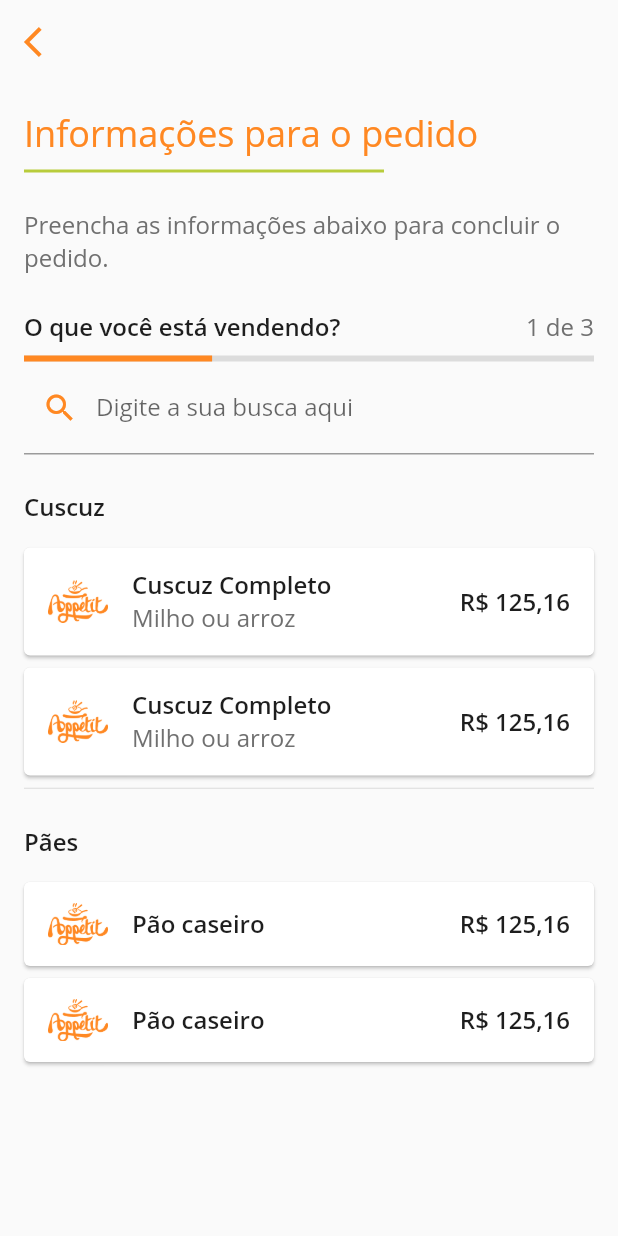
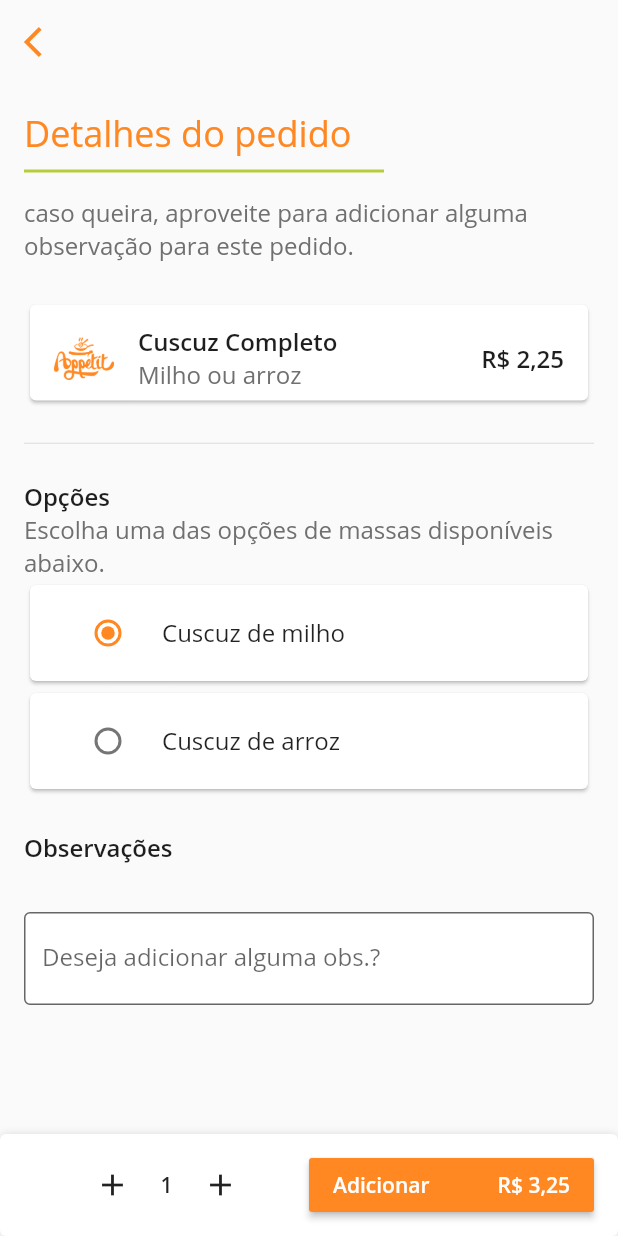
Before and after one commit to thasciano/appetit_app, a Flutter app: the NovoPedidoPage screen opened directly, after a tap on "Cuscuz Completo", on a phone screen of 412 x 824 dp. Run offline on Flutter 3.47's test engine with Material 2 defaults, Android fonts, the phone set to English and light mode, and no system bars.

Commit message:
* Criado a tela de detalhes do pedido.

```diff
--- /dev/null
+++ b/lib/pages/detalhes_pedido_page.dart
@@ -0,0 +1,207 @@
+import 'package:appetit_app/utils/Constants.dart';
+import 'package:appetit_app/utils/nav.dart';
+import 'package:flutter/material.dart';
+
+///
+/// Created by Thasciano Carvalho on 29/10/2019.
+/// thasciano@gmail.com
+///
+class DetalhesPedidoPage extends StatefulWidget {
+  @override
+  _DetalhesPedidoPageState createState() => _DetalhesPedidoPageState();
+}
+
+class _DetalhesPedidoPageState extends State<DetalhesPedidoPage> {
+
+  List<String> _texts = [
+    "Cuscuz de milho",
+    "Cuscuz de arroz",
+  ];
+  int _currentIndex = 0;
+
+  OutlineInputBorder bordasInputText = new OutlineInputBorder(
+      borderRadius: new BorderRadius.circular(4.0),
+      borderSide: new BorderSide(
+          width: 1,
+          color: Colors.white
+      ));
+
+  @override
+  Widget build(BuildContext context) {
+    return Scaffold(
+      appBar: AppBar(
+        backgroundColor: Constants.background,
+        elevation: 0.0,
+        leading: IconButton(
+          icon: Icon(Icons.arrow_back_ios, color: Constants.primary_color,),
+          onPressed: (){
+            pop(context);
+          },
+        ),
+      ),
+      body: _body(),
+    );
+  }
+
+  Widget _body() {
+    return Stack(
+      children: <Widget>[
+        Container(
+          margin: EdgeInsets.only(bottom: 68),
+          child: ListView(
+            padding: EdgeInsets.all(16.0),
+            children: <Widget>[
+              Column(
+                crossAxisAlignment: CrossAxisAlignment.start,
+                children: <Widget>[
+                  Container(
+                    margin: EdgeInsets.only(bottom: 8),
+                    child: Text("Detalhes do pedido",
+                        style: TextStyle(fontSize: 24, color: Constants.primary_color)),
+                  ),
+                  Container(width: 240, height: 2,color: Constants.verde,),
+
+                  Container(
+                      margin: EdgeInsets.only(top:16),
+                      child: Text("caso queira, aproveite para adicionar alguma observação para este pedido.", textAlign: TextAlign.start,
+                          style: TextStyle(fontSize: 16, color: Constants.secondary_text))),
+
+                  Container(
+                    margin: EdgeInsets.only(bottom: 24, top: 24),
+                    height: 72,
+                    child: Card(
+                      color: Colors.white,
+                      child: ListTile(
+                        onTap: (){
+                          push(context, DetalhesPedidoPage());
+                        },
+                        leading: Image.asset("assets/images/logo.png", width: 40, height: 40,),
+                        title: Text("Cuscuz Completo",
+                            style: TextStyle(fontSize: 16, color: Constants.primary_text, fontWeight: FontWeight.w600)),
+                        subtitle: Text("Milho ou arroz",
+                            style: TextStyle(fontSize: 16, color: Constants.secondary_text, )),
+                        trailing: Text("R\$ 2,25",
+                            style: TextStyle(fontSize: 16, color: Constants.primary_text, fontWeight: FontWeight.w600 )),
+                      ),
+                    ),
+                  ),
+
+                  Divider(height: 1, color: Colors.black12,),
+
+                  Container(
+                    margin: EdgeInsets.only(top:24),
+                    child: Text("Opções",
+                        style: TextStyle(fontSize: 16, color: Constants.primary_text, fontWeight: FontWeight.w600)),
+                  ),
+                  Container(
+                      child: Text("Escolha uma das opções de massas disponíveis abaixo.", textAlign: TextAlign.start,
+                          style: TextStyle(fontSize: 16, color: Constants.secondary_text))
+                  ),
+
+                  Wrap(
+                    children: <Widget>[
+                      ListView.builder(
+                          itemCount: _texts.length,
+                          padding: EdgeInsets.all(0.0),
+                          shrinkWrap: true,
+                          physics: ClampingScrollPhysics(),
+                          itemBuilder: (BuildContext context, int index){
+                            return Card(
+                              color: Colors.white,
+                              child: ListTile(
+                                  title: RadioListTile(
+                                    groupValue: _currentIndex,
+                                    title: Text("${_texts[index]}"),
+                                    value: index,
+                                    onChanged: (val) {
+                                      setState(() {
+                                        _currentIndex = index;
+                                      });
+                                    },
+                                    activeColor: Constants.primary_color,
+                                  )
+                              ),
+                            );
+                          }),
+                    ],
+                  ),
+                  Container(
+                    margin: EdgeInsets.only(top:24),
+                    child: Text("Observações",
+                        style: TextStyle(fontSize: 16, color: Constants.primary_text, fontWeight: FontWeight.w600)),
+                  ),
+                  Container(
+                    margin: EdgeInsets.only(top:32),
+                    child: TextFormField(
+                      textInputAction: TextInputAction.next,
+                      keyboardType: TextInputType.text,
+                      decoration: InputDecoration(
+                        labelText: 'Deseja adicionar alguma obs.?',
+                        hintText: "Deseja adicionar alguma obs.?",
+                        filled: true,
+                        fillColor: Colors.white,
+                        border: bordasInputText,
+                      ),
+                    ),
+                  ),
+                ],
+              )
+            ],
+          ),
+        ),
+        Align(
+          alignment: Alignment.bottomCenter,
+          child: Container(
+            padding: EdgeInsets.symmetric(vertical: 10, horizontal: 16),
+            height: 68,
+            decoration: BoxDecoration(
+                color: Colors.white,
+                borderRadius: BorderRadius.all(Radius.circular(4)),
+                boxShadow: [BoxShadow(
+                  color: Colors.black12,
+                  blurRadius: 4.0,
+                )]
+            ),
+            child: Row(
+              children: <Widget>[
+                Expanded(
+                  flex: 1,
+                  child: Row(
+                    mainAxisAlignment: MainAxisAlignment.center,
+                    children: <Widget>[
+                      Icon(Icons.add),
+                      Container(
+                        margin: EdgeInsets.symmetric(horizontal: 20),
+                        child: Text("1", textAlign: TextAlign.center, style: TextStyle(fontWeight: FontWeight.w600, fontSize: 14),),
+                      ),
+                      Icon(Icons.add)
+                    ],
+                  ),
+                ),
+                Expanded(
+                  flex: 1,
+                  child: RaisedButton(
+                    onPressed: (){
+                      pop(context);
+                    },
+                    shape: RoundedRectangleBorder(borderRadius: new BorderRadius.circular(2.0)),
+                    color: Constants.primary_color,
+                    child: Row(
+                      mainAxisAlignment: MainAxisAlignment.spaceBetween,
+                      children: <Widget>[
+                        Text("Adicionar",
+                            style: TextStyle(fontSize: 14, fontWeight: FontWeight.w600, color: Colors.white)),
+                        Text("R\$ 3,25",
+                            style: TextStyle(fontSize: 14, fontWeight: FontWeight.w600, color: Colors.white)),
+                      ],),
+                  ),
+                )
+              ],
+            ),
+          ),
+        )
+
+      ],
+    );
+  }
+}
--- a/lib/pages/novo_pedido_page.dart
+++ b/lib/pages/novo_pedido_page.dart
@@ -1,3 +1,4 @@
+import 'package:appetit_app/pages/detalhes_pedido_page.dart';
 import 'package:appetit_app/utils/Constants.dart';
 import 'package:appetit_app/utils/nav.dart';
 import 'package:appetit_app/widgets/card_pedido.dart';
@@ -101,7 +102,7 @@ class _NovoPedidoPageState extends State<NovoPedidoPage> {
                           "assets/images/logo.png",
                           "Cuscuz Completo",
                           "Milho ou arroz",
-                          "R\$ 125,16", true, (){ /*push(context, DetalhesPedidoPage() )*/});
+                          "R\$ 125,16", true, (){ return push(context, DetalhesPedidoPage()); });
                     }),
               ],
             ),
@@ -125,7 +126,7 @@ class _NovoPedidoPageState extends State<NovoPedidoPage> {
                           "assets/images/logo.png",
                           "Pão caseiro",
                           null,
-                          "R\$ 125,16", true, (){ /*push(context, DetalhesPedidoPage() )*/});
+                          "R\$ 125,16", true, (){ return push(context, DetalhesPedidoPage()); });
                     }),
               ],
             ),
```
